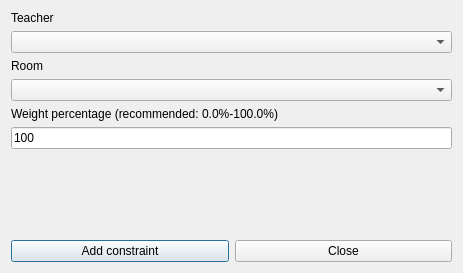
First picture: the form in fet/src/interface/addconstraintteacherhomeroomform_template.ui, repository vonmecheln/fet, before the edit.
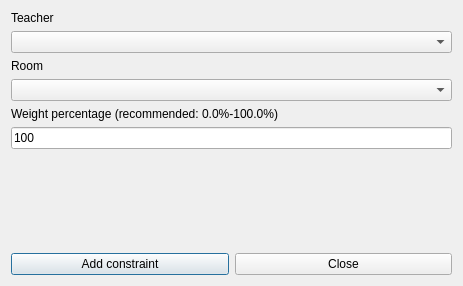
Second picture: the form after the edit.

The edit to the form file:
```diff
--- a/fet/src/interface/addconstraintteacherhomeroomform_template.ui
+++ b/fet/src/interface/addconstraintteacherhomeroomform_template.ui
@@ -7,7 +7,7 @@
     <x>0</x>
     <y>0</y>
     <width>463</width>
-    <height>273</height>
+    <height>286</height>
    </rect>
   </property>
   <property name="windowTitle">
```
